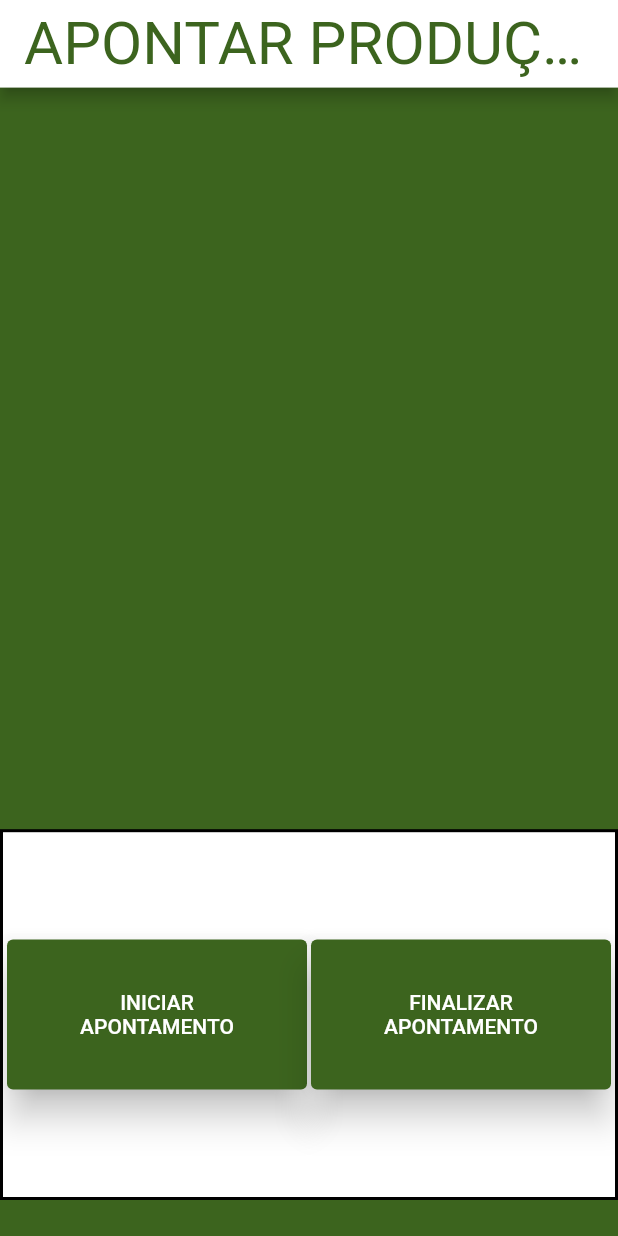
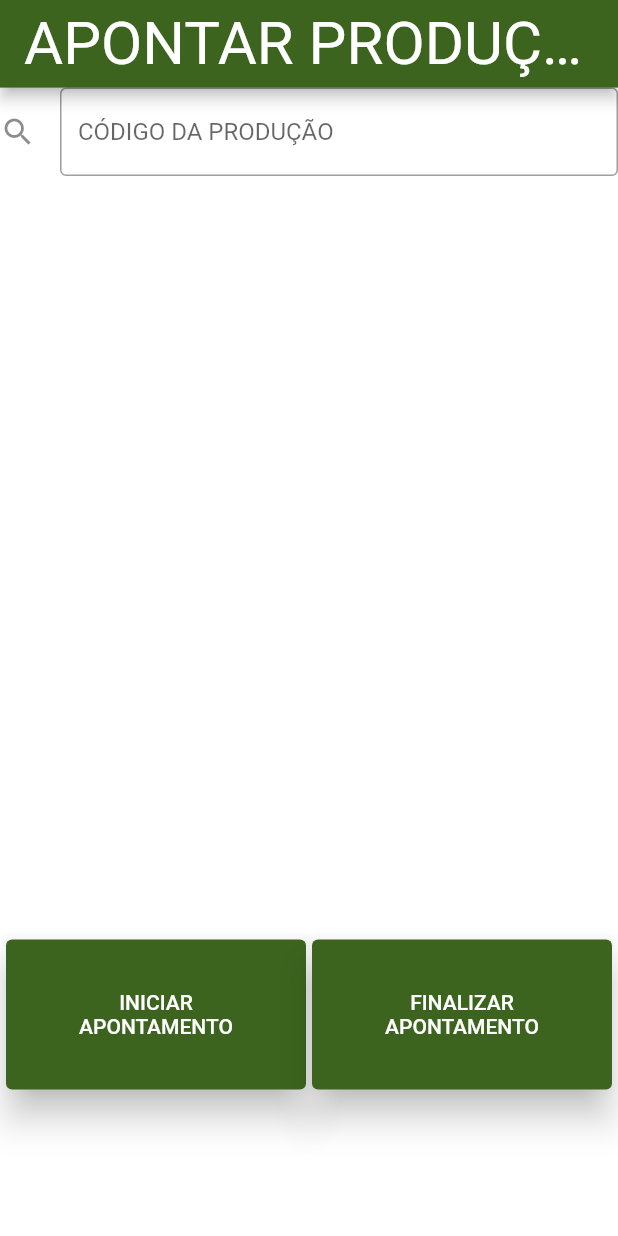
Before and after one commit to LucasZick/Apontator, a Flutter app: the screen it shows after launch, on a phone screen of 412 x 824 dp. Run offline on Flutter 3.47's test engine with Material 2 defaults, Android fonts, the phone set to English and light mode, and no system bars.

Commit message:
build - added buttons and the search bar

```diff
--- a/lib/main.dart
+++ b/lib/main.dart
@@ -8,11 +8,17 @@ void main() {
 class MyApp extends StatelessWidget {
   const MyApp({Key? key}) : super(key: key);
 
-  // This widget is the root of your application.
+  /// Root widget
   @override
   Widget build(BuildContext context) {
-    return const MaterialApp(
-      home: HomeScreen(),
+    return MaterialApp(
+      debugShowCheckedModeBanner: false,
+      theme: ThemeData(
+        primaryColor: const Color.fromARGB(255, 60, 100, 30),
+        accentColor: Colors.white,
+        scaffoldBackgroundColor: Colors.white,
+      ),
+      home: const HomeScreen(),
     );
   }
 }
--- a/lib/screens/home_screen.dart
+++ b/lib/screens/home_screen.dart
@@ -17,12 +17,12 @@ class _HomeScreenState extends State<HomeScreen> {
   Widget build(BuildContext context) {
     return SafeArea(
       child: Scaffold(
+        resizeToAvoidBottomInset: false,
         appBar: AppBar(
           title: const TextAppBar(text: 'APONTAR PRODUÇÃO'),
           toolbarHeight: MediaQuery.of(context).size.height * 0.1 - 24,
-          backgroundColor: const Color.fromARGB(255, 255, 255, 255),
+          backgroundColor: Theme.of(context).primaryColor,
         ),
-        backgroundColor: const Color.fromARGB(255, 60, 100, 30),
         body: Column(children: const [
           ContainerMid(),
           ContainerBottom(),
--- a/lib/screens/home_screen_components/container_bottom.dart
+++ b/lib/screens/home_screen_components/container_bottom.dart
@@ -8,12 +8,7 @@ class ContainerBottom extends StatelessWidget {
 
   @override
   Widget build(BuildContext context) {
-    return Container(
-      decoration: BoxDecoration(
-          border: Border.all(
-            width: 2,
-          ),
-          color: const Color.fromARGB(255, 255, 255, 255)),
+    return SizedBox(
       width: double.infinity,
       height: MediaQuery.of(context).size.height * 0.3,
       child: Row(
--- a/lib/screens/home_screen_components/container_mid.dart
+++ b/lib/screens/home_screen_components/container_mid.dart
@@ -1,4 +1,5 @@
 import 'package:flutter/material.dart';
+import 'package:flutter/services.dart';
 
 class ContainerMid extends StatelessWidget {
   /// Cria o container do meio da HomeScreen // Sem parâmetros
@@ -8,9 +9,25 @@ class ContainerMid extends StatelessWidget {
   @override
   Widget build(BuildContext context) {
     return SizedBox(
-      width: double.infinity,
-      height: MediaQuery.of(context).size.height * 0.6,
-      child: Column(children: const []),
-    );
+        width: double.infinity,
+        height: MediaQuery.of(context).size.height * 0.6,
+        child: Center(
+          child: Column(
+            children: [
+              TextField(
+                decoration: const InputDecoration(
+                  icon: Icon(Icons.search),
+                  border: OutlineInputBorder(),
+                  hintText: 'CÓDIGO DA PRODUÇÃO',
+                  floatingLabelAlignment: FloatingLabelAlignment.center,
+                ),
+                inputFormatters: <TextInputFormatter>[
+                  FilteringTextInputFormatter.digitsOnly
+                ],
+                keyboardType: TextInputType.number,
+              ),
+            ],
+          ),
+        ));
   }
 }
--- a/lib/screens/home_screen_components/create_button.dart
+++ b/lib/screens/home_screen_components/create_button.dart
@@ -18,14 +18,13 @@ class CreateButton extends StatelessWidget {
       width: width,
       child: TextButton(
         style: TextButton.styleFrom(
-            primary: const Color.fromARGB(255, 13, 37, 7),
-            backgroundColor: const Color.fromARGB(255, 60, 100, 30),
-            elevation: 10,
-            shadowColor: const Color.fromARGB(255, 0, 0, 0)),
+          backgroundColor: Theme.of(context).primaryColor,
+          elevation: 10,
+        ),
         child: Text(
           text,
-          style: const TextStyle(
-            color: Color.fromARGB(255, 255, 255, 255),
+          style: TextStyle(
+            color: Theme.of(context).accentColor,
           ),
           textAlign: TextAlign.center,
         ),
--- a/lib/screens/home_screen_components/text_app_bar.dart
+++ b/lib/screens/home_screen_components/text_app_bar.dart
@@ -16,7 +16,7 @@ class TextAppBar extends StatelessWidget {
       text,
       style: TextStyle(
         fontSize: fontSize,
-        color: const Color.fromARGB(255, 60, 100, 30),
+        color: Theme.of(context).accentColor,
         fontWeight: FontWeight.w400,
       ),
     ));
```
